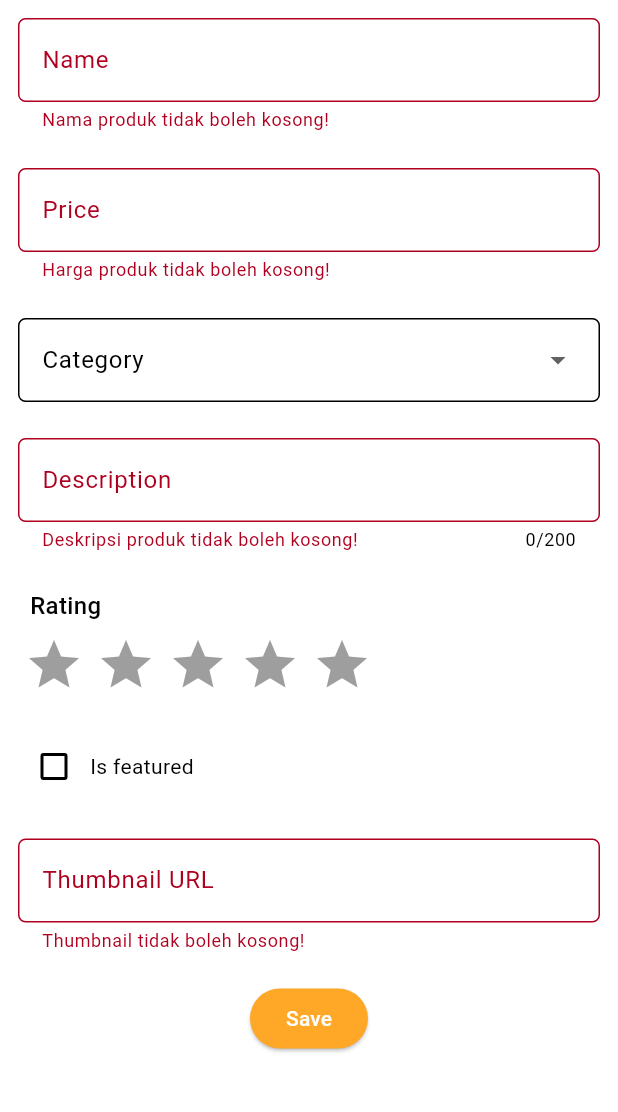
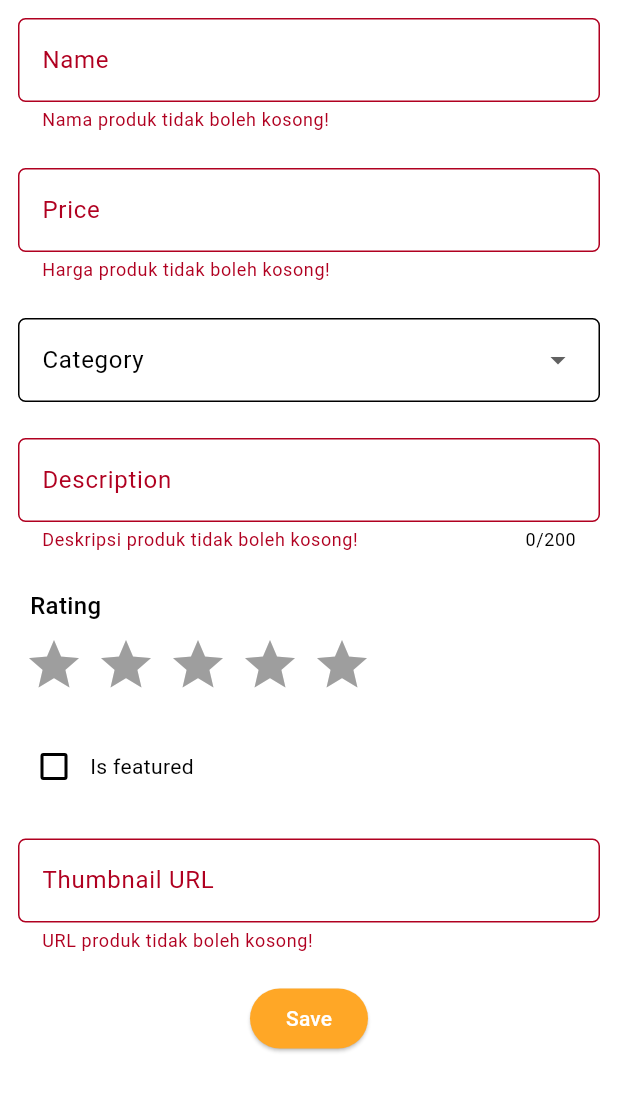
Before and after one commit to rasyadzulham/luluorange-mobile, a Flutter app: the ProductFormPage screen opened directly, after a tap on "Save", on a phone screen of 412 x 824 dp, the part 84-1196 px from its top. Run offline on Flutter 3.47's test engine with Material 3 defaults, Android fonts, the phone set to English and light mode, and no system bars; drawn by our look-alikes of flutter_rating_bar; our stand-ins replace dropdown_button2; missing offline and left inert: pbp_django_auth; network calls fail.

```diff
--- a/lib/screens/login.dart
+++ b/lib/screens/login.dart
@@ -98,9 +98,6 @@ class _LoginPageState extends State<LoginPage> {
                       String password = _passwordController.text;
 
                       // Check credentials
-                      // TODO: Change the URL and don't forget to add trailing slash (/) at the end of URL!
-                      // To connect Android emulator with Django on localhost, use URL http://10.0.2.2/
-                      // If you using chrome,  use URL http://localhost:8000
                       final response = await request
                           .login("http://localhost:8000/auth/login/", {
                         'username': username,
--- a/lib/screens/product_form.dart
+++ b/lib/screens/product_form.dart
@@ -16,11 +16,11 @@ class ProductFormPage extends StatefulWidget {
 
 class _ProductFormPageState extends State<ProductFormPage> {
     final _formKey = GlobalKey<FormState>();
-    // name, price, desscription, category, thumbnail, isFeatured, arting
+    // name, price, desscription, category, thumbnail, isFeatured, rating
     String _name = "";
     String _description = "";
     String _category = "atasan"; // default
-    String _thumbnail = "";
+    String _imageUrl = "";
     double _rating = 0;
     bool _isFeatured = false; // default
     double _price = 0;
@@ -78,7 +78,8 @@ class _ProductFormPageState extends State<ProductFormPage> {
                       },
                     ),
                   ),
-                  // === Product proce ===
+
+                  // === Product price ===
                   Padding(
                     padding: const EdgeInsets.all(12.0),
                     child: TextFormField(
@@ -89,7 +90,7 @@ class _ProductFormPageState extends State<ProductFormPage> {
                           borderRadius: BorderRadius.circular(5.0),
                         ),
                       ),
-                      keyboardType: TextInputType.number, // ⬅️ Biar cuma angka yang muncul
+                      keyboardType: TextInputType.number,
                       onChanged: (value) {
                         setState(() {
                           _price = double.tryParse(value) ?? 0.0; // ubah teks ke angka
@@ -109,10 +110,11 @@ class _ProductFormPageState extends State<ProductFormPage> {
                           return "Harga tidak boleh negatif!";
                         }
 
-                        return null; // ✅ valid
+                        return null;
                       },
                     ),
                   ),
+
                   // === Category ===
                   Padding(
                     padding: const EdgeInsets.all(12.0),
@@ -141,6 +143,7 @@ class _ProductFormPageState extends State<ProductFormPage> {
                       onChanged: (value) => setState(() => selectedValue = value),
                     )
                   ),
+
                   // === Product description ===
                   Padding(
                     padding: const EdgeInsets.all(12.0),
@@ -166,6 +169,7 @@ class _ProductFormPageState extends State<ProductFormPage> {
                       },
                     ),
                   ),
+
                   // === Product rating ===
                   Padding(
                     padding: const EdgeInsets.all(12.0),
@@ -204,6 +208,7 @@ class _ProductFormPageState extends State<ProductFormPage> {
                       ]
                     ),
                   ),
+
                   // === Is featured ===
                   Padding(
                     padding: const EdgeInsets.all(12.0),
@@ -222,6 +227,7 @@ class _ProductFormPageState extends State<ProductFormPage> {
                       ],
                     ),
                   ),
+
                   // === Thumbnail ===
                   Padding(
                     padding: const EdgeInsets.all(12.0),
@@ -235,21 +241,37 @@ class _ProductFormPageState extends State<ProductFormPage> {
                       ),
                       onChanged: (String? value) {
                         setState(() {
-                          _thumbnail = value!;
+                          _imageUrl = value!;
                         });
                       },
                       validator: (String? value) {
-                        final pattern = RegExp(r'^(https?:\/\/)[\w\-\.]+\.[a-z]{2,}\/?.*$');
                         if (value == null || value.isEmpty) {
-                          return "Thumbnail tidak boleh kosong!";
+                          return "URL produk tidak boleh kosong!";
                         }
-                        if (!pattern.hasMatch(value)) {
-                            return 'Format URL tidak valid';
+
+                        // Mulai validasi URI
+                        try {
+                          final uri = Uri.parse(value);
+
+                          if (uri.scheme != 'http' && uri.scheme != 'https') {
+                            return 'Hanya URL http atau https yang diizinkan';
                           }
+
+                          if (uri.host.isEmpty) {
+                            return 'URL tidak valid (host tidak ditemukan)';
+                          }
+
+                        } on FormatException {
+                          // Jika Uri.parse gagal, formatnya pasti salah
+                          return 'Format URL tidak valid';
+                        }
+
+                        // Jika semua lolos
                         return null;
                       },
                     ),
                   ),
+
                   Align(
                     alignment: Alignment.bottomCenter,
                     child: Padding(
@@ -261,10 +283,6 @@ class _ProductFormPageState extends State<ProductFormPage> {
                         ),
                         onPressed: () async {
                           if (_formKey.currentState!.validate()) {
-                            // TODO: Replace the URL with your app's URL
-                            // To connect Android emulator with Django on localhost, use URL http://10.0.2.2/
-                            // If you using chrome,  use URL http://localhost:8000
-
                             final response = await request.postJson(
                               "http://localhost:8000/create-flutter/",
                               jsonEncode({
@@ -272,7 +290,7 @@ class _ProductFormPageState extends State<ProductFormPage> {
                                 "price": _price,
                                 "rating": _rating,
                                 "description": _description,
-                                "thumbnail": _thumbnail,
+                                "imageUrl": _imageUrl,
                                 "category": _category,
                                 "is_featured": _isFeatured,
                               }),
--- a/lib/screens/register.dart
+++ b/lib/screens/register.dart
@@ -116,9 +116,6 @@ class _RegisterPageState extends State<RegisterPage> {
                       String password2 = _confirmPasswordController.text;
 
                       // Check credentials
-                      // TODO: Change the URL and don't forget to add trailing slash (/) at the end of URL!
-                      // To connect Android emulator with Django on localhost, use URL http://10.0.2.2/
-                      // If you using chrome,  use URL http://localhost:8000
                       final response = await request.postJson(
                           "http://localhost:8000/auth/register/",
                           jsonEncode({
```
Also changed, not shown: lib/screens/product_detail.dart (+73 -39 lines), lib/screens/product_entry_list.dart (+88 -11 lines), lib/widgets/product_entry_card.dart (+27 -5 lines).
